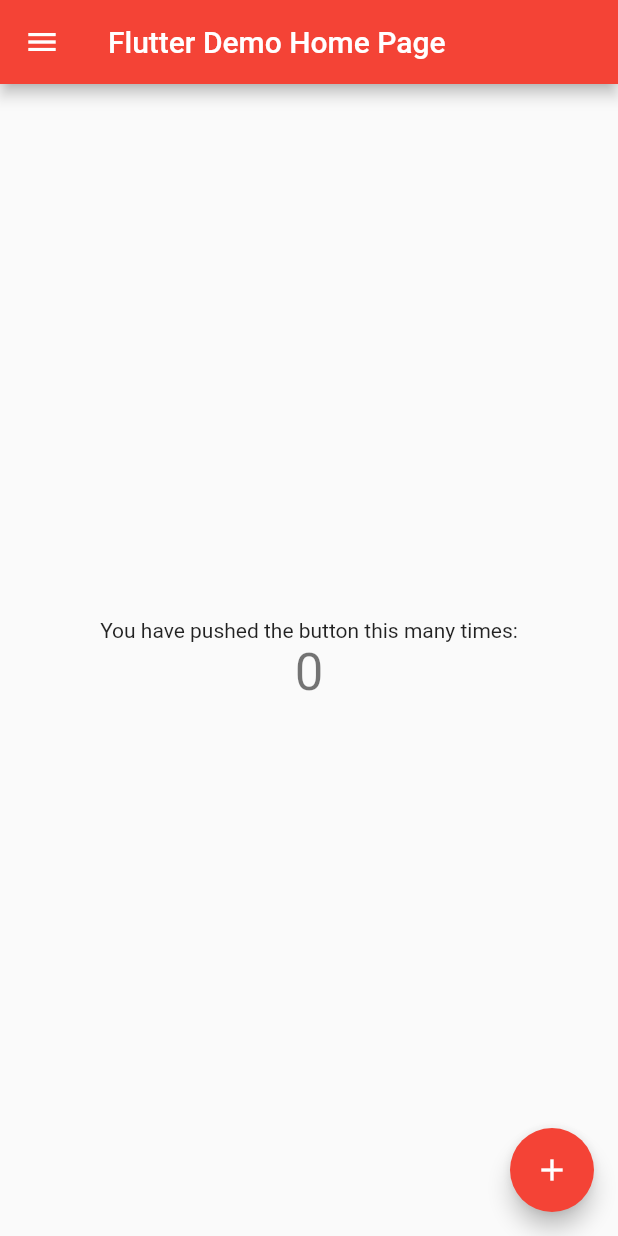
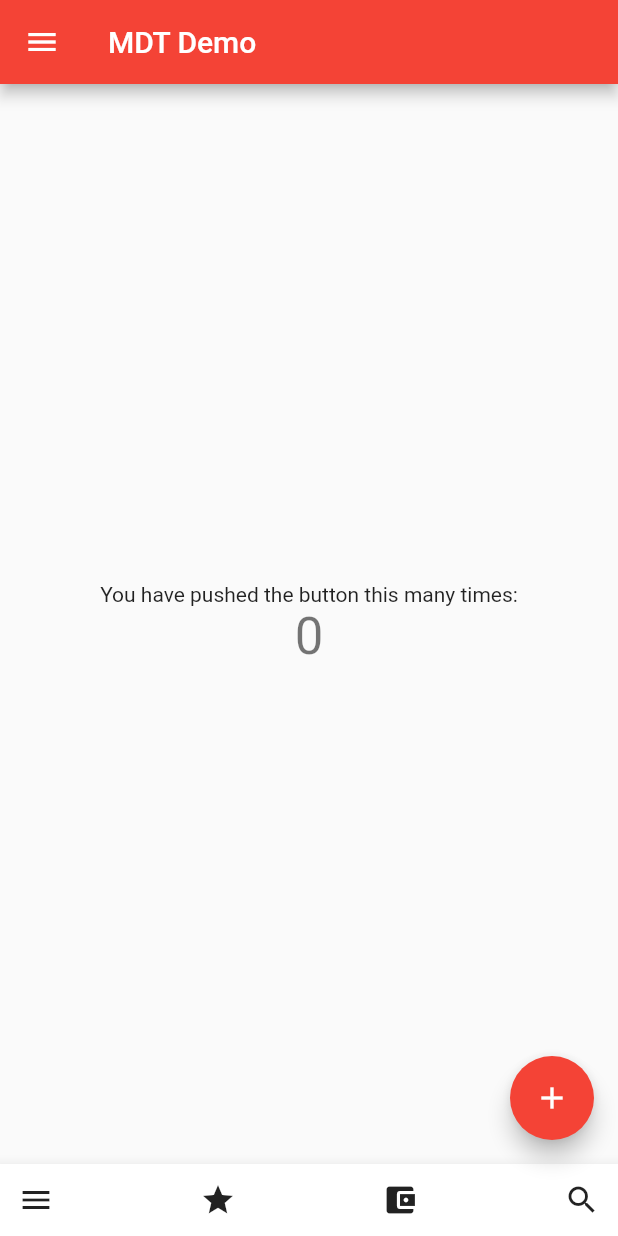
Before and after one commit to lvaldivia/MDTWebinarFlutter, a Flutter app: the screen it shows after launch, on a phone screen of 412 x 824 dp. Run offline on Flutter 3.47's test engine with Material 2 defaults, Android fonts, the phone set to English and light mode, and no system bars.

Commit message:
bottom bar

```diff
--- a/lib/main.dart
+++ b/lib/main.dart
@@ -11,7 +11,7 @@ class MyApp extends StatelessWidget {
       theme: ThemeData(
         primarySwatch: Colors.red,
       ),
-      home: MyHomePage(title: 'Flutter Demo Home Page'),
+      home: MyHomePage(title: 'MDT Demo'),
     );
   }
 }
@@ -58,28 +58,22 @@ class _MyHomePageState extends State<MyHomePage> {
         ),
       ),
       appBar: AppBar(
-        // Here we take the value from the MyHomePage object that was created by
-        // the App.build method, and use it to set our appbar title.
         title: Text(widget.title),
       ),
+      bottomNavigationBar: BottomAppBar(
+        child: Row(
+          mainAxisSize: MainAxisSize.max,
+          mainAxisAlignment: MainAxisAlignment.spaceBetween,
+          children: <Widget>[
+            IconButton(icon: Icon(Icons.menu), onPressed: () {},),
+            IconButton(icon: Icon(Icons.star), onPressed: () {},),
+            IconButton(icon: Icon(Icons.account_balance_wallet), onPressed: () {},),
+            IconButton(icon: Icon(Icons.search), onPressed: () {},),
+          ],
+        ),
+      ),
       body: Center(
-        // Center is a layout widget. It takes a single child and positions it
-        // in the middle of the parent.
         child: Column(
-          // Column is also a layout widget. It takes a list of children and
-          // arranges them vertically. By default, it sizes itself to fit its
-          // children horizontally, and tries to be as tall as its parent.
-          //
-          // Invoke "debug painting" (press "p" in the console, choose the
-          // "Toggle Debug Paint" action from the Flutter Inspector in Android
-          // Studio, or the "Toggle Debug Paint" command in Visual Studio Code)
-          // to see the wireframe for each widget.
-          //
-          // Column has various properties to control how it sizes itself and
-          // how it positions its children. Here we use mainAxisAlignment to
-          // center the children vertically; the main axis here is the vertical
-          // axis because Columns are vertical (the cross axis would be
-          // horizontal).
           mainAxisAlignment: MainAxisAlignment.center,
           children: <Widget>[
             Text(
```
